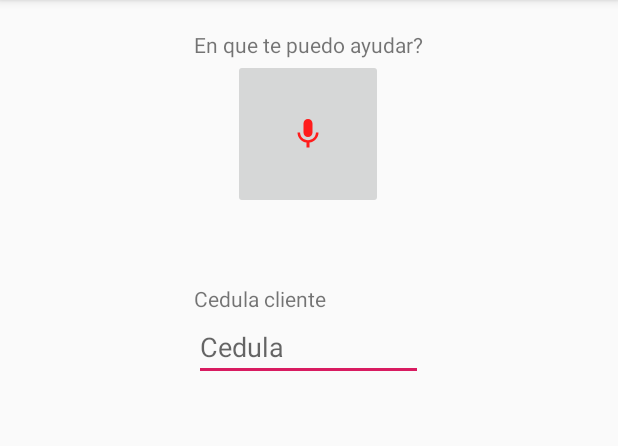
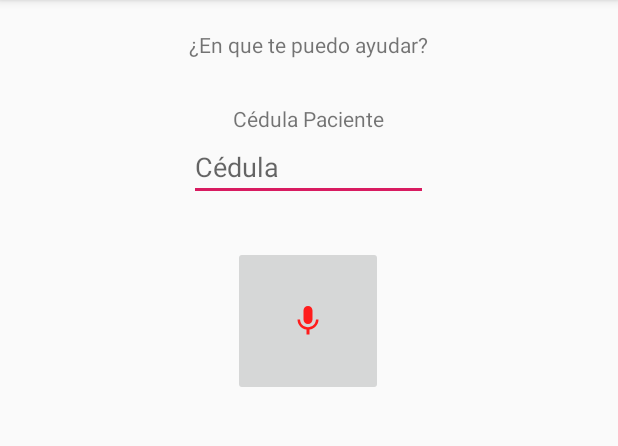
Before and after one commit to sergiosoftware/SamuApp, an Android app: the screen it shows after launch (MainActivity), on a phone screen of 412 x 824 dp, the part 84-530 px from its top. Run offline under Robolectric (Android 15) with nearby library versions, the phone set to English and light mode, and no system bars.

Commit message:
App envia datos JSON a servidor por POST

```diff
--- a/app/src/main/java/samples/samuems/ApiService.java
+++ b/app/src/main/java/samples/samuems/ApiService.java
@@ -1,4 +1,6 @@
 package samples.samuems;
+
+import com.google.gson.Gson;
 
 import okhttp3.ResponseBody;
 import retrofit2.Call;
@@ -15,7 +17,11 @@ public interface ApiService {
     @GET("/samuapp/script.php")
     Call<ResponseBody> getDatos (@Query("datos") String datos);
 
-    @POST("/samuapp/script.php")
-    Call<Void> datosPost (@Body SpechData datos);
+   @POST("/crear_emergencia/")
+   Call<ResponseBody> datosPost (@Body SpechData datos);
+
+//    @POST("/samuapp/script.php")
+//    Call<ResponseBody> datosPost (@Body SpechData datos);
+
 
 }
--- a/app/src/main/java/samples/samuems/MainActivity.java
+++ b/app/src/main/java/samples/samuems/MainActivity.java
@@ -7,7 +7,6 @@ import android.content.Context;
 import android.content.Intent;
 import android.content.pm.PackageManager;
 import android.location.Location;
-import android.location.LocationListener;
 import android.location.LocationManager;
 import android.speech.RecognizerIntent;
 import android.support.annotation.Nullable;
@@ -15,12 +14,14 @@ import android.support.v4.app.ActivityCompat;
 import android.support.v4.content.ContextCompat;
 import android.support.v7.app.AppCompatActivity;
 import android.os.Bundle;
-import android.util.Log;
 import android.view.View;
 import android.widget.EditText;
 import android.widget.ImageButton;
 import android.widget.TextView;
 import android.widget.Toast;
+
+import com.google.gson.Gson;
+import com.google.gson.GsonBuilder;
 
 import java.io.IOException;
 import java.util.ArrayList;
@@ -41,7 +42,9 @@ public class MainActivity extends AppCompatActivity {
     private Retrofit retrofit;
     ApiService service;
     private String coordenadas;
-    private EditText mCedula;
+    private String lat;
+    private String lon;
+    private EditText cedulaPaciente;
 
     @Override
     protected void onCreate(Bundle savedInstanceState) {
@@ -56,12 +59,16 @@ public class MainActivity extends AppCompatActivity {
             }
 
         }
-        mCedula=findViewById(R.id.editCedula);
+        cedulaPaciente =findViewById(R.id.editCedula);
         mEntradaVoz = findViewById(R.id.textoEntrada);
         mBotonHablar = findViewById(R.id.botonHablar);
+        Gson gson = new GsonBuilder()
+                .setLenient()
+                .create();
         retrofit = new Retrofit.Builder()
-                .baseUrl("http://192.168.137.49")
-                .addConverterFactory(GsonConverterFactory.create())
+                .baseUrl("https://frozen-escarpment-13524.herokuapp.com")
+                //.baseUrl("http://192.168.1.15")
+                .addConverterFactory(GsonConverterFactory.create(gson))
                 .build();
         service = retrofit.create(ApiService.class);
         mBotonHablar.setOnClickListener(new View.OnClickListener() {
@@ -93,9 +100,11 @@ public class MainActivity extends AppCompatActivity {
         locManager = (LocationManager) getSystemService(Context.LOCATION_SERVICE);
         loc = locManager.getLastKnownLocation(LocationManager.GPS_PROVIDER);
         coordenadas=loc.getLongitude()+ " - "+loc.getLatitude();
-        System.out.println("Longitud: "+loc.getLongitude()+ " Latitud: "+loc.getLatitude());
-        Toast toast1 = Toast.makeText(getApplicationContext(),"Coordenadas:"+loc.getLongitude()+" - "+loc.getLatitude(), Toast.LENGTH_LONG);
-        toast1.show();
+        lat=""+loc.getLatitude();
+        lon=""+loc.getLongitude();
+        //System.out.println("Longitud: "+loc.getLongitude()+ " Latitud: "+loc.getLatitude());
+        //Toast toast1 = Toast.makeText(getApplicationContext(),"Coordenadas:"+loc.getLongitude()+" - "+loc.getLatitude(), Toast.LENGTH_LONG);
+        //toast1.show();
 
 
         super.onActivityResult(requestCode, resultCode, data);
@@ -108,7 +117,7 @@ public class MainActivity extends AppCompatActivity {
                     //Para Enviar los datos
                     System.out.println(result.get(0));
                     //enviarServidorGet(result.get(0));
-                    enviarServidorPost(result.get(0),coordenadas,mCedula.getText().toString());
+                    enviarServidorPost(result.get(0),lat,lon,cedulaPaciente.getText().toString());
 }
                 break;
             }
@@ -146,20 +155,21 @@ public class MainActivity extends AppCompatActivity {
         });
     }
 
-    public void enviarServidorPost(final String datos, final String coordenadas, final String cedula){
+    public void enviarServidorPost(final String datos, final String latitud,final String longitud, final String cedula){
 
-        SpechData info = new SpechData(datos, coordenadas, cedula);
-        Call<Void> response = service.datosPost(info);
-        response.enqueue(new Callback<Void>() {
+        SpechData info = new SpechData(cedula,datos,latitud,longitud);
+        Call<ResponseBody> response = service.datosPost(info);
+        response.enqueue(new Callback<ResponseBody>() {
             @Override
-            public void onResponse(Call<Void> call, Response<Void> response) {
+            public void onResponse(Call<ResponseBody> call, Response<ResponseBody> response) {
                 if (response.isSuccessful()){
                     SpechData spechData = new SpechData();
                     //spechData= response.body();
-                    //System.out.println("datos de body post: "+spechData);
+                    //System.out.println("texto de body post: "+spechData);
                     Toast.makeText(getApplicationContext(),"Datos enviados", Toast.LENGTH_LONG).show();
+                    System.out.println(response.body().toString());
                 } else {
-                    Toast.makeText(getApplicationContext(),"Error en solicitus", Toast.LENGTH_LONG).show();
+                    Toast.makeText(getApplicationContext(),"La cédula no se encuentra registrada.", Toast.LENGTH_LONG).show();
 
                 }
 
@@ -167,8 +177,8 @@ public class MainActivity extends AppCompatActivity {
             }
 
             @Override
-            public void onFailure(Call<Void> call, Throwable t) {
-                Toast.makeText(getApplicationContext(),"Error en conexcion", Toast.LENGTH_LONG).show();
+            public void onFailure(Call<ResponseBody> call, Throwable t) {
+                Toast.makeText(getApplicationContext(),"Error de Conexión", Toast.LENGTH_LONG).show();
 
             }
         });
--- a/app/src/main/res/layout/activity_main.xml
+++ b/app/src/main/res/layout/activity_main.xml
@@ -37,27 +37,30 @@
         <TextView
             android:layout_width="wrap_content"
             android:layout_height="wrap_content"
-            android:text="En que te puedo ayudar?"/>
+            android:text="¿En que te puedo ayudar?"/>
+
+
+        <TextView
+            android:layout_width="wrap_content"
+            android:layout_height="wrap_content"
+            android:layout_marginTop="30dp"
+            android:text="Cédula Paciente"/>
+
+        <EditText
+            android:inputType="number"
+            android:id="@+id/editCedula"
+            android:layout_width="match_parent"
+            android:hint="Cédula"
+            android:layout_height="wrap_content" />
+
+
 
         <ImageButton
             android:id="@+id/botonHablar"
             android:layout_width="100dp"
             android:layout_height="100dp"
+            android:layout_marginTop="30dp"
             android:src="@drawable/ic_microfono" />
-
-
-        <TextView
-            android:layout_width="match_parent"
-            android:layout_height="wrap_content"
-            android:layout_marginTop="50dp"
-            android:text="Cedula cliente"/>
-
-        <EditText
-            android:inputType="number"
-            android:id="@+id/editCedula"
-            android:layout_width="match_parent"
-            android:hint="Cedula"
-            android:layout_height="wrap_content" />
     </LinearLayout>
 
 </RelativeLayout>
--- a/app/src/main/res/xml/network_security_config.xml
+++ b/app/src/main/res/xml/network_security_config.xml
@@ -1,6 +1,8 @@
 <?xml version="1.0" encoding="utf-8"?>
 <network-security-config>
     <domain-config cleartextTrafficPermitted="true">
-        <domain includeSubdomains="true">192.168.137.49</domain>
+        <domain includeSubdomains="true">192.168.1.15</domain>
+        <domain includeSubdomains="true">https://frozen-escarpment-13524.herokuapp.com</domain>
+
     </domain-config>
 </network-security-config>
```
Also changed, not shown: app/src/main/java/samples/samuems/SpechData.java (+31 -20 lines).
